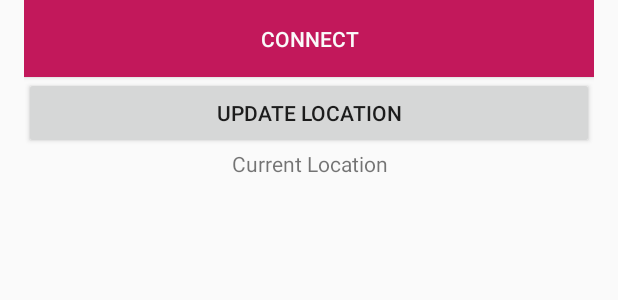
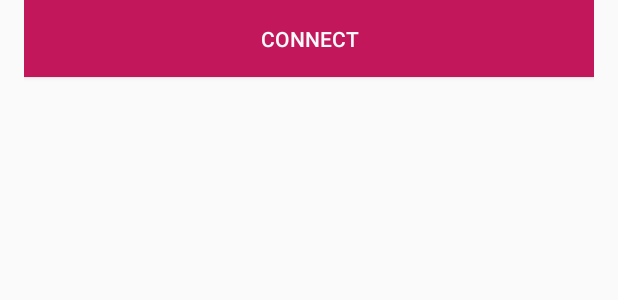
Before and after one commit to riyakarumanchi/Smart-Cane-2, an Android app: the layout content_main3.xml on its own in the app's theme, with its tools: preview values and no code run, on a phone screen of 412 x 824 dp. Shown: the top 300 px of the screen. Run offline under Robolectric (Android 15) with nearby library versions, the phone set to English and light mode, and no system bars.

```diff
--- a/app/src/main/java/com/a03gmail/karumanchi/riya/mapsapp20/Main3Activity.java
+++ b/app/src/main/java/com/a03gmail/karumanchi/riya/mapsapp20/Main3Activity.java
@@ -90,6 +90,7 @@
         requestPermissions(new String[]{Manifest.permission.ACCESS_FINE_LOCATION, Manifest.permission.ACCESS_COARSE_LOCATION, Manifest.permission.WRITE_EXTERNAL_STORAGE, Manifest.permission.READ_LOGS}, 1);
 
         //gps
+        /*
         locationText = (TextView) findViewById(R.id.locationText);
         locationButton = (Button) findViewById(R.id.locationButton);
         locationManager = (LocationManager) getSystemService(LOCATION_SERVICE);
@@ -101,7 +102,9 @@
                 locationText.setText(location.getLongitude() + " " + location.getLatitude());
             }
         });
+        */
         //gps crashes if I delete this, I don't know why...
+
         listener = new LocationListener() {
             @Override
             public void onLocationChanged(Location location) {
--- a/app/src/main/res/layout/content_main3.xml
+++ b/app/src/main/res/layout/content_main3.xml
@@ -32,18 +32,6 @@
             android:layout_width="match_parent"
             android:layout_height="wrap_content" />
 
-        <Button
-            android:id="@+id/locationButton"
-            android:layout_width="match_parent"
-            android:layout_height="wrap_content"
-            android:text="@string/update" />
-
-        <TextView
-            android:id="@+id/locationText"
-            android:layout_width="match_parent"
-            android:layout_height="wrap_content"
-            android:gravity="center"
-            android:text="Current Location" />
     </LinearLayout>
 
 </RelativeLayout>
```
